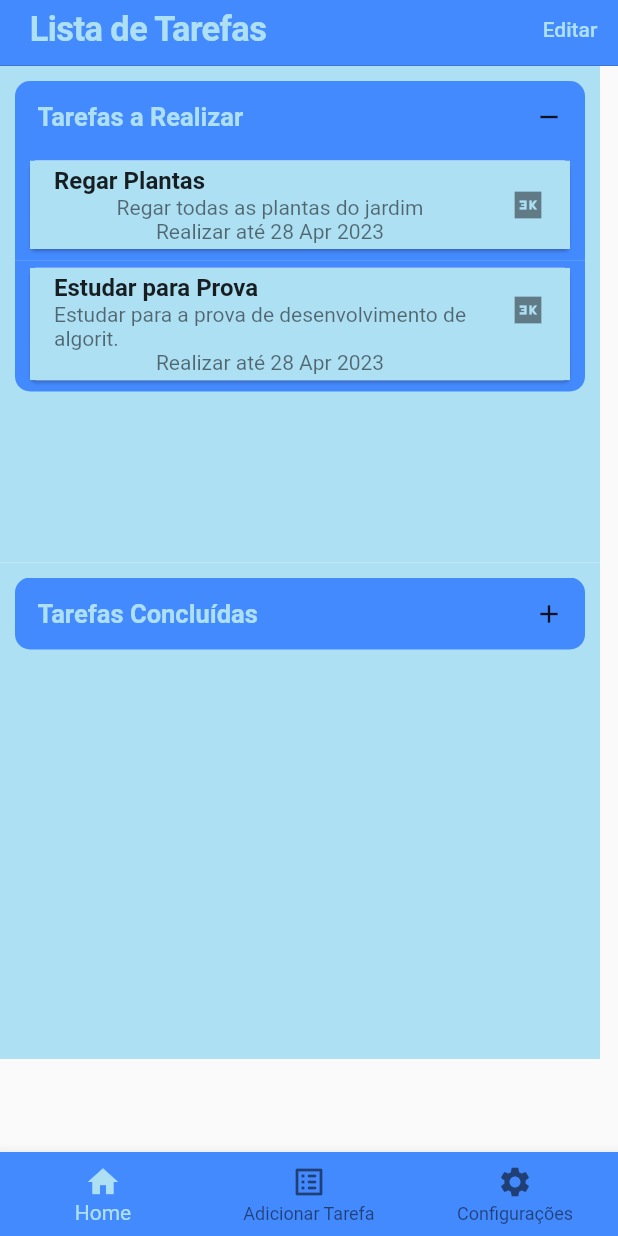
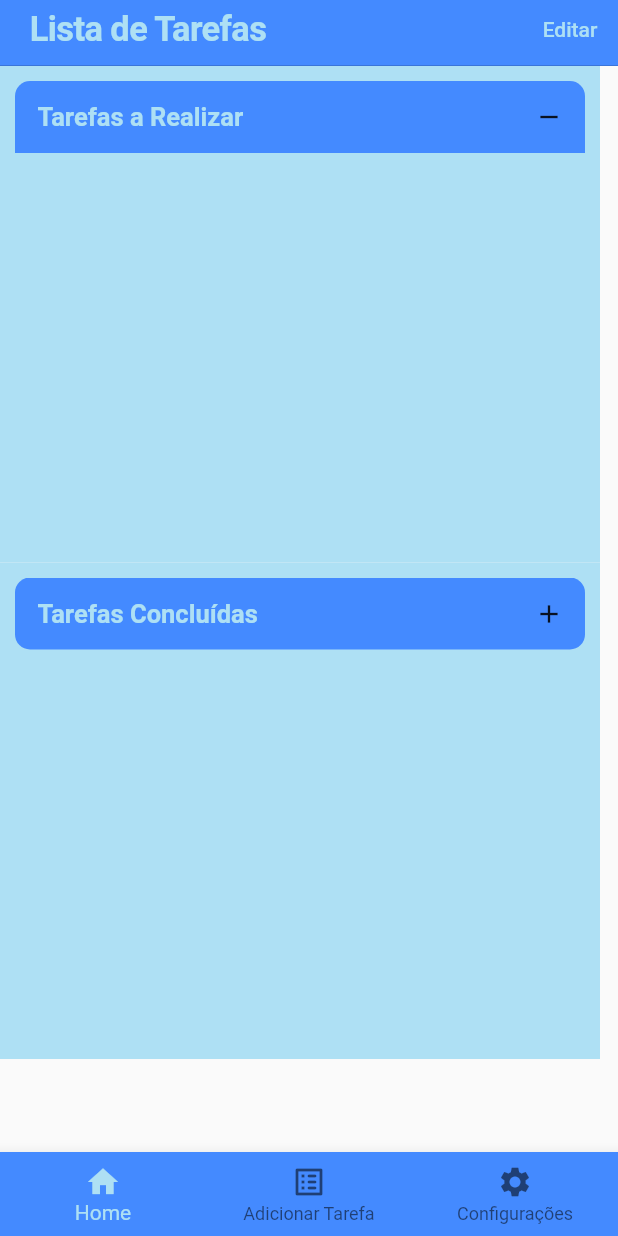
Before and after one commit to monteirote/lista_de_tarefas, a Flutter app: the screen it shows after launch, on a phone screen of 412 x 824 dp. Run offline on Flutter 3.47's test engine with Material 2 defaults, Android fonts, the phone set to English and light mode, and no system bars.

Commit message:
Update main.dart

```diff
--- a/todolist/lib/main.dart
+++ b/todolist/lib/main.dart
@@ -90,18 +90,6 @@ class _MyHomePageState extends State<MyHomePage> {
       nome: 'espaço para o título',
       id: '',
       desc: '',
-      expirationDate: DateTime.now(),
-    ),
-    Task(
-      nome: 'Regar Plantas',
-      id: Random().toString(),
-      desc: 'Regar todas as plantas do jardim',
-      expirationDate: DateTime.now(),
-    ),
-    Task(
-      nome: 'Estudar para Prova',
-      id: Random().toString(),
-      desc: 'Estudar para a prova de desenvolvimento de algorit.',
       expirationDate: DateTime.now(),
     ),
   ];
```
